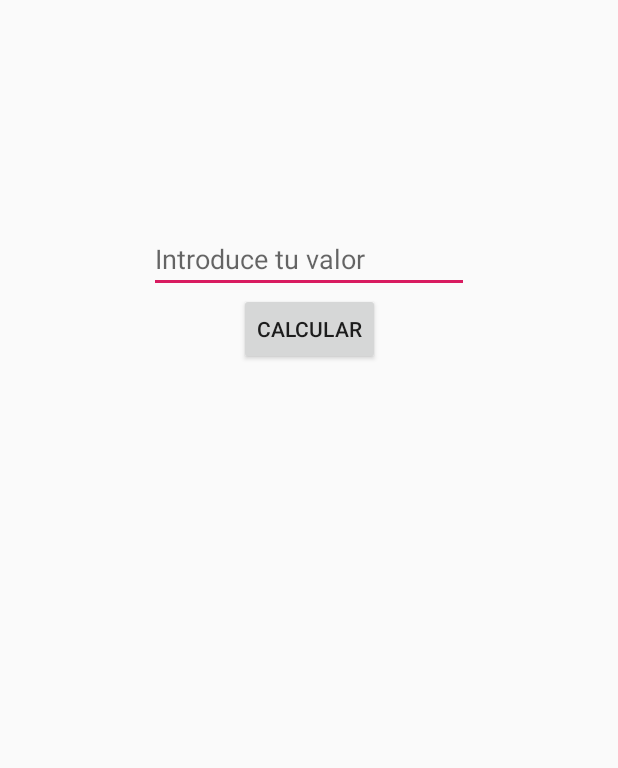
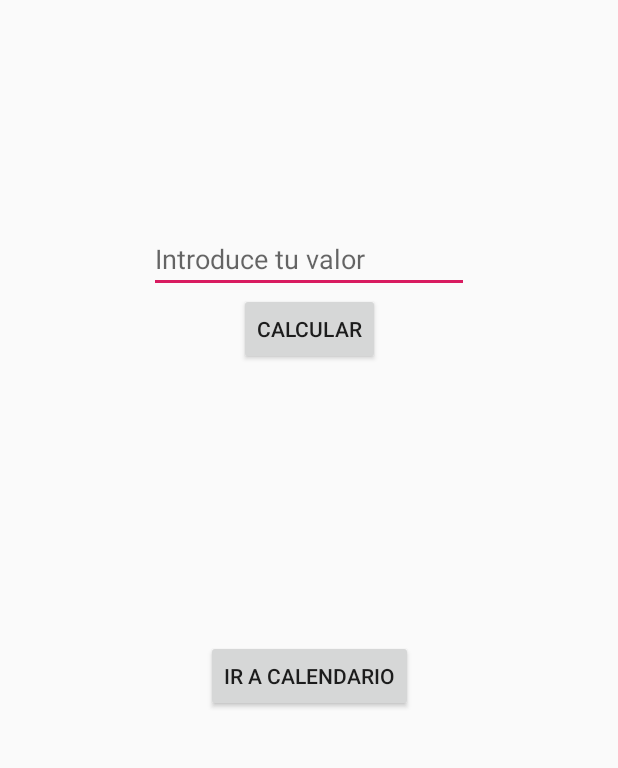
Before and after one commit to JuanDQT/ProHealth, an Android app: the screen it shows after launch (MainActivity), on a phone screen of 412 x 824 dp, the part 344-1112 px from its top. Run offline under Robolectric (Android 15) with nearby library versions, the phone set to English and light mode, and no system bars.

Commit message:
vista calenario preparada

```diff
--- a/app/src/main/java/com/juan/prohealth/MainActivity.kt
+++ b/app/src/main/java/com/juan/prohealth/MainActivity.kt
@@ -1,5 +1,6 @@
 package com.juan.prohealth
 
+import android.content.Intent
 import androidx.appcompat.app.AppCompatActivity
 import android.os.Bundle
 import android.widget.Toast
@@ -23,6 +24,11 @@
                 }
             }
         }
+
+        btnCambiarVentana.setOnClickListener {
+            val calendarioActivity = Intent(this, CalendarioActivity::class.java)
+            startActivity(calendarioActivity)
+        }
     }
 
     fun calcularTodo(valor: Int) {
--- a/app/src/main/res/layout/activity_main.xml
+++ b/app/src/main/res/layout/activity_main.xml
@@ -43,4 +43,14 @@
         app:layout_constraintStart_toStartOf="parent"
         app:layout_constraintTop_toBottomOf="@+id/et_valor" />
 
+    <Button
+        android:id="@+id/btnCambiarVentana"
+        android:layout_width="wrap_content"
+        android:layout_height="wrap_content"
+        android:layout_marginBottom="120dp"
+        android:text="Ir a calendario"
+        app:layout_constraintBottom_toBottomOf="parent"
+        app:layout_constraintEnd_toEndOf="parent"
+        app:layout_constraintStart_toStartOf="parent" />
+
 </androidx.constraintlayout.widget.ConstraintLayout>
```
Also changed, not shown: app/src/main/java/com/juan/prohealth/CalendarioActivity.kt (added, +12 -0 lines), app/src/main/res/layout/activity_calendario.xml (added, +10 -0 lines).
